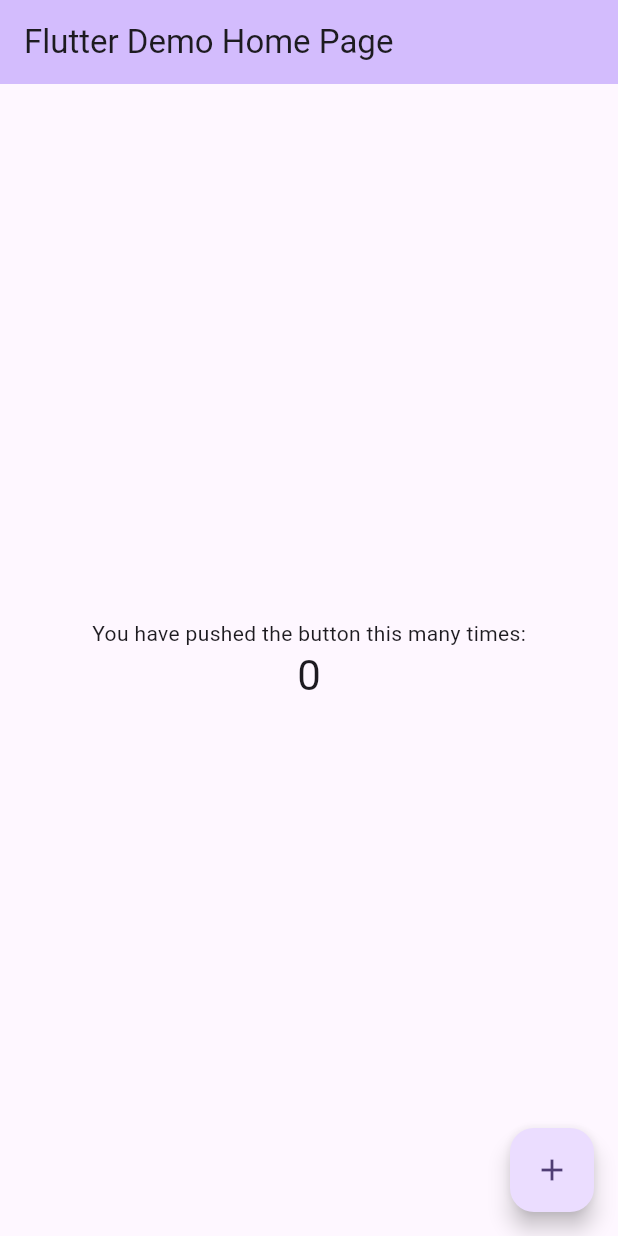
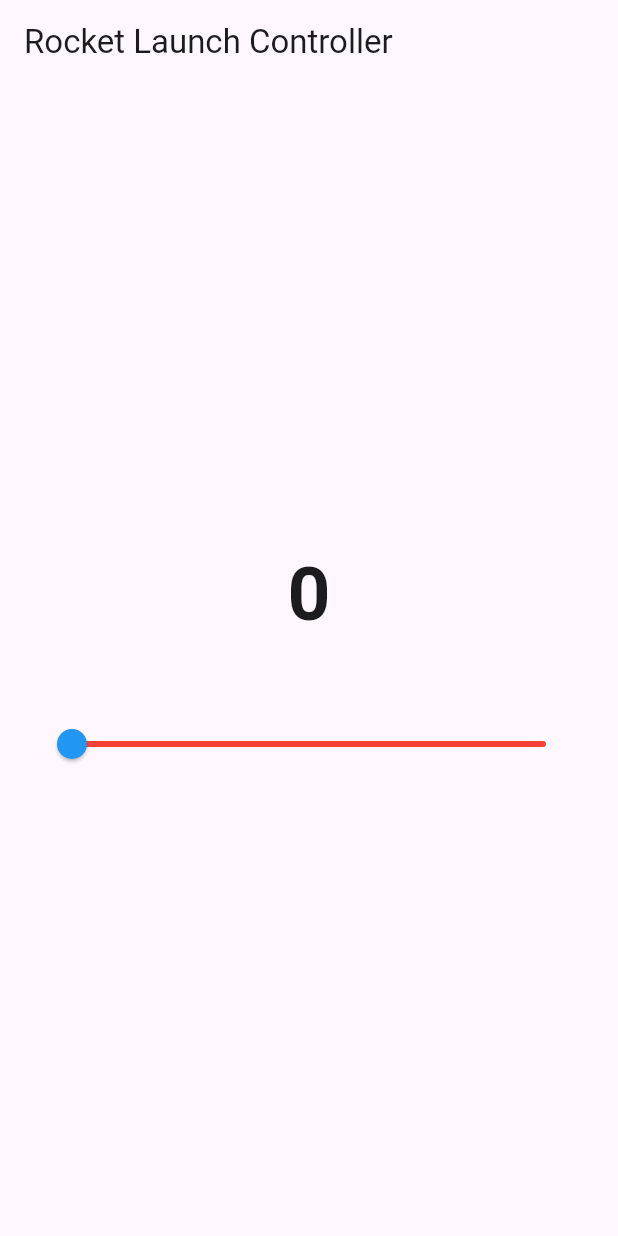
Before and after one commit to bwatts1/Mission_Control, a Flutter app: the screen it shows after launch, on a phone screen of 412 x 824 dp. Run offline on Flutter 3.47's test engine with Material 3 defaults, Android fonts, the phone set to English and light mode, and no system bars.

Commit message:
updated main dart file to include the basic slider

```diff
--- a/lib/main.dart
+++ b/lib/main.dart
@@ -1,122 +1,62 @@
 import 'package:flutter/material.dart';
 
-void main() {
-  runApp(const MyApp());
-}
+void main() => runApp(MyApp());
 
 class MyApp extends StatelessWidget {
   const MyApp({super.key});
 
-  // This widget is the root of your application.
   @override
   Widget build(BuildContext context) {
     return MaterialApp(
-      title: 'Flutter Demo',
+      title: 'Rocket Launch Controller',
       theme: ThemeData(
-        // This is the theme of your application.
-        //
-        // TRY THIS: Try running your application with "flutter run". You'll see
-        // the application has a purple toolbar. Then, without quitting the app,
-        // try changing the seedColor in the colorScheme below to Colors.green
-        // and then invoke "hot reload" (save your changes or press the "hot
-        // reload" button in a Flutter-supported IDE, or press "r" if you used
-        // the command line to start the app).
-        //
-        // Notice that the counter didn't reset back to zero; the application
-        // state is not lost during the reload. To reset the state, use hot
-        // restart instead.
-        //
-        // This works for code too, not just values: Most code changes can be
-        // tested with just a hot reload.
-        colorScheme: ColorScheme.fromSeed(seedColor: Colors.deepPurple),
+        primarySwatch: Colors.blue,
       ),
-      home: const MyHomePage(title: 'Flutter Demo Home Page'),
+      home: CounterWidget(),
     );
   }
 }
 
-class MyHomePage extends StatefulWidget {
-  const MyHomePage({super.key, required this.title});
-
-  // This widget is the home page of your application. It is stateful, meaning
-  // that it has a State object (defined below) that contains fields that affect
-  // how it looks.
-
-  // This class is the configuration for the state. It holds the values (in this
-  // case the title) provided by the parent (in this case the App widget) and
-  // used by the build method of the State. Fields in a Widget subclass are
-  // always marked "final".
-
-  final String title;
-
+class CounterWidget extends StatefulWidget {
   @override
-  State<MyHomePage> createState() => _MyHomePageState();
+  _CounterWidgetState createState() => _CounterWidgetState();
 }
 
-class _MyHomePageState extends State<MyHomePage> {
+class _CounterWidgetState extends State<CounterWidget> {
   int _counter = 0;
-
-  void _incrementCounter() {
-    setState(() {
-      // This call to setState tells the Flutter framework that something has
-      // changed in this State, which causes it to rerun the build method below
-      // so that the display can reflect the updated values. If we changed
-      // _counter without calling setState(), then the build method would not be
-      // called again, and so nothing would appear to happen.
-      _counter++;
-    });
-  }
 
   @override
   Widget build(BuildContext context) {
-    // This method is rerun every time setState is called, for instance as done
-    // by the _incrementCounter method above.
-    //
-    // The Flutter framework has been optimized to make rerunning build methods
-    // fast, so that you can just rebuild anything that needs updating rather
-    // than having to individually change instances of widgets.
     return Scaffold(
       appBar: AppBar(
-        // TRY THIS: Try changing the color here to a specific color (to
-        // Colors.amber, perhaps?) and trigger a hot reload to see the AppBar
-        // change color while the other colors stay the same.
-        backgroundColor: Theme.of(context).colorScheme.inversePrimary,
-        // Here we take the value from the MyHomePage object that was created by
-        // the App.build method, and use it to set our appbar title.
-        title: Text(widget.title),
+        title: const Text('Rocket Launch Controller'),
       ),
-      body: Center(
-        // Center is a layout widget. It takes a single child and positions it
-        // in the middle of the parent.
-        child: Column(
-          // Column is also a layout widget. It takes a list of children and
-          // arranges them vertically. By default, it sizes itself to fit its
-          // children horizontally, and tries to be as tall as its parent.
-          //
-          // Column has various properties to control how it sizes itself and
-          // how it positions its children. Here we use mainAxisAlignment to
-          // center the children vertically; the main axis here is the vertical
-          // axis because Columns are vertical (the cross axis would be
-          // horizontal).
-          //
-          // TRY THIS: Invoke "debug painting" (choose the "Toggle Debug Paint"
-          // action in the IDE, or press "p" in the console), to see the
-          // wireframe for each widget.
-          mainAxisAlignment: MainAxisAlignment.center,
-          children: <Widget>[
-            const Text('You have pushed the button this many times:'),
-            Text(
-              '$_counter',
-              style: Theme.of(context).textTheme.headlineMedium,
+      body: Column(
+        mainAxisAlignment: MainAxisAlignment.center,
+        crossAxisAlignment: CrossAxisAlignment.center, // center horizontally
+        children: [
+          Text(
+            '$_counter',
+            style: const TextStyle(fontSize: 50.0, fontWeight: FontWeight.bold),
+          ),
+          const SizedBox(height: 40), // spacing between counter and slider
+          Padding(
+            padding: const EdgeInsets.symmetric(horizontal: 24.0),
+            child: Slider(
+              min: 0,
+              max: 100,
+              value: _counter.toDouble(),
+              onChanged: (double value) {
+                setState(() {
+                  _counter = value.toInt();
+                });
+              },
+              activeColor: Colors.blue,
+              inactiveColor: Colors.red,
             ),
-          ],
-        ),
+          ),
+        ],
       ),
-      floatingActionButton: FloatingActionButton(
-        onPressed: _incrementCounter,
-        tooltip: 'Increment',
-        child: const Icon(Icons.add),
-      ), // This trailing comma makes auto-formatting nicer for build methods.
     );
   }
 }
```
